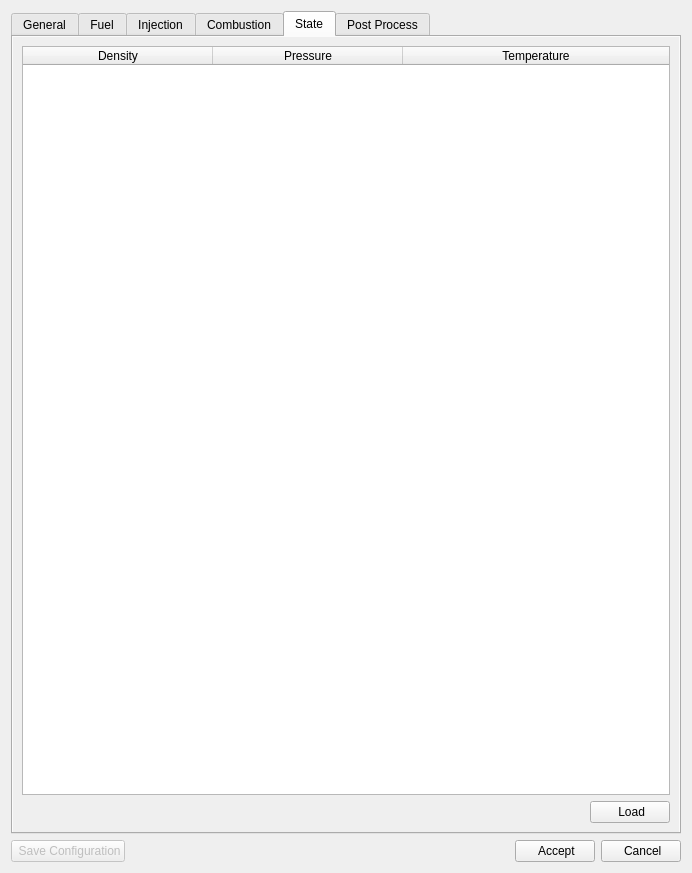
jmarcelogimenez/icesym, file ICESym-NEWGUI/windows/CylinderDialog.ui: the form before one commit.
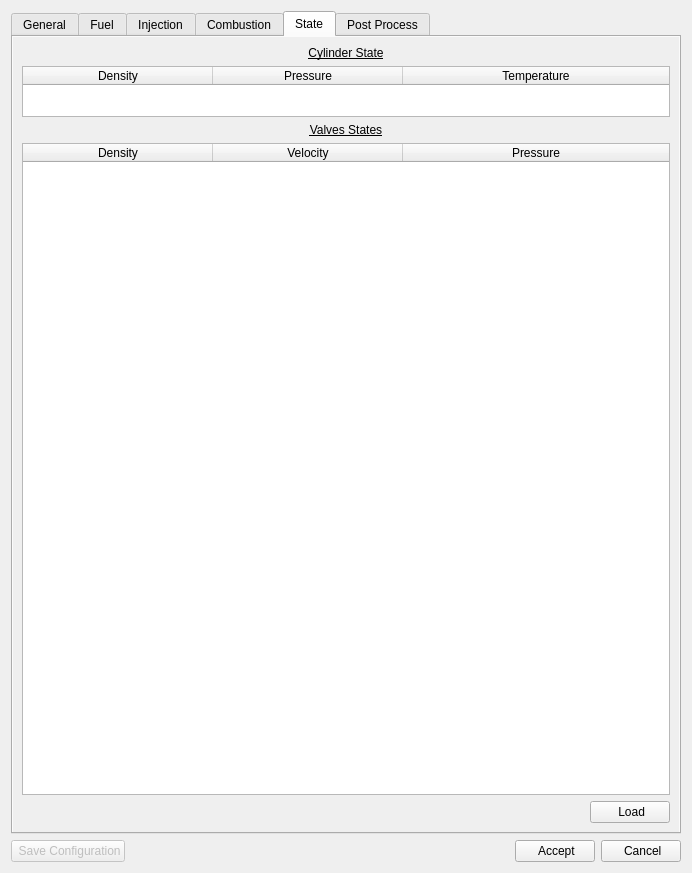
The form after the commit. The open tabs and pages were chosen to show the change. Icons and pictures are not drawn.

Commit message: Added default cylinders in the wizard for 2/4 stroke and CI/SI. Separate the state_ini from cyls and valves

```diff
--- a/ICESym-NEWGUI/windows/CylinderDialog.ui
+++ b/ICESym-NEWGUI/windows/CylinderDialog.ui
@@ -1451,7 +1451,35 @@
       </attribute>
       <layout class="QVBoxLayout" name="verticalLayout">
        <item>
-        <widget class="QTableWidget" name="state_ini">
+        <widget class="QLabel" name="label_37">
+         <property name="font">
+          <font>
+           <italic>false</italic>
+           <underline>true</underline>
+          </font>
+         </property>
+         <property name="text">
+          <string>Cylinder State</string>
+         </property>
+         <property name="alignment">
+          <set>Qt::AlignCenter</set>
+         </property>
+        </widget>
+       </item>
+       <item>
+        <widget class="QTableWidget" name="state_ini_0">
+         <property name="sizePolicy">
+          <sizepolicy hsizetype="Expanding" vsizetype="Fixed">
+           <horstretch>0</horstretch>
+           <verstretch>0</verstretch>
+          </sizepolicy>
+         </property>
+         <property name="maximumSize">
+          <size>
+           <width>16777215</width>
+           <height>51</height>
+          </size>
+         </property>
          <property name="font">
           <font>
            <pointsize>9</pointsize>
@@ -1510,6 +1538,49 @@
          </column>
         </widget>
        </item>
+       <item>
+        <widget class="QLabel" name="label_38">
+         <property name="font">
+          <font>
+           <underline>true</underline>
+          </font>
+         </property>
+         <property name="text">
+          <string>Valves States</string>
+         </property>
+         <property name="alignment">
+          <set>Qt::AlignCenter</set>
+         </property>
+        </widget>
+       </item>
+       <item>
+        <widget class="QTableWidget" name="state_ini">
+         <attribute name="horizontalHeaderDefaultSectionSize">
+          <number>190</number>
+         </attribute>
+         <attribute name="horizontalHeaderStretchLastSection">
+          <bool>true</bool>
+         </attribute>
+         <attribute name="verticalHeaderVisible">
+          <bool>false</bool>
+         </attribute>
+         <column>
+          <property name="text">
+           <string>Density</string>
+          </property>
+         </column>
+         <column>
+          <property name="text">
+           <string>Velocity</string>
+          </property>
+         </column>
+         <column>
+          <property name="text">
+           <string>Pressure</string>
+          </property>
+         </column>
+        </widget>
+       </item>
        <item>
         <layout class="QHBoxLayout" name="horizontalLayout_4">
          <item>
```
Left out of the diff: 6 changed lines with no effect on the pictures. The commit also changes 10 other files.
